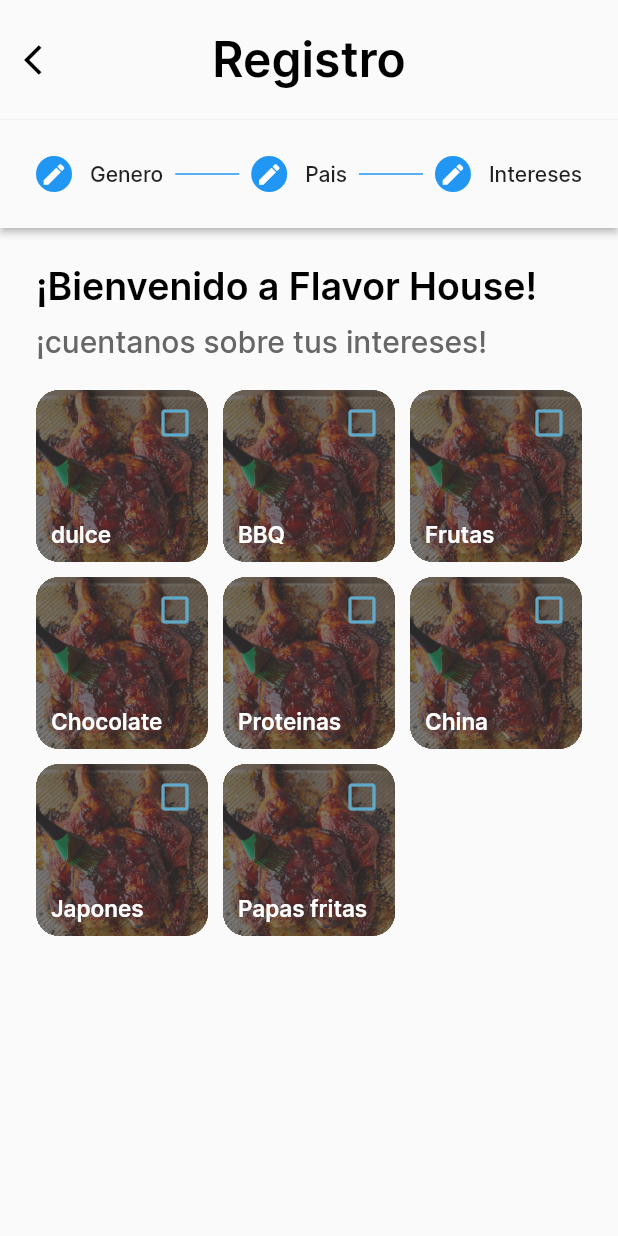
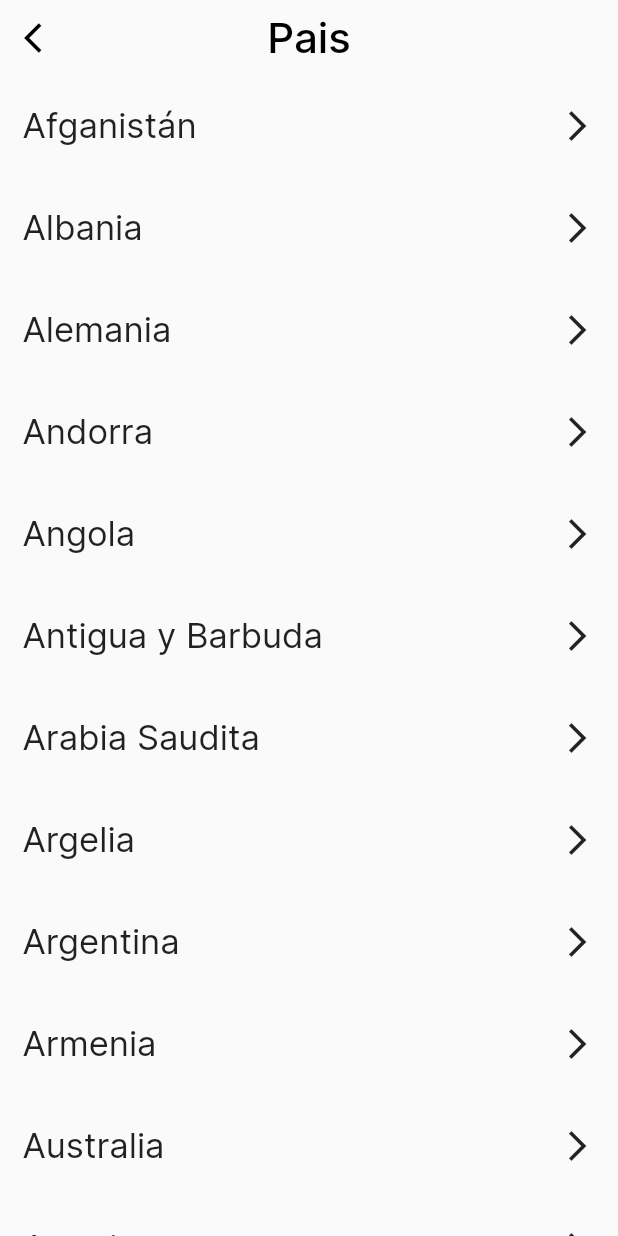
Before and after one commit to Kev2000-Github/Flavor_House, a Flutter app: the RegisterTwoScreen screen opened directly, after a tap on "Hombre", after a tap on "Country", on a phone screen of 412 x 824 dp. Run offline on Flutter 3.47's test engine with Material 2 defaults, Android fonts, the phone set to English and light mode, and no system bars; our stand-ins replace dartz, equatable, flutter_svg, image_picker, like_button, shared_preferences and 2 more; accounts and stored records are empty.

Commit message:
feat: add select country screen

```diff
--- a/lib/common/constants/routes.dart
+++ b/lib/common/constants/routes.dart
@@ -9,5 +9,6 @@ String other_user_profile = "/friend_profile";
 String forgotpassword = "/forgot_password";
 String forgot_password_code = "/forgot_password_code";
 String forgot_password_new = "/forgot_password_new";
-String edit_profile = "/edit-profile";
-String change_password = "/change-password";
+String edit_profile = "/edit_profile";
+String change_password = "/change_password";
+String select_country = "/select_country";
--- a/lib/common/routes/route_generator.dart
+++ b/lib/common/routes/route_generator.dart
@@ -12,6 +12,7 @@ import 'package:flavor_house/common/routes/router_register_two.dart';
 import 'package:flavor_house/common/routes/router_welcome.dart';
 import 'package:flavor_house/common/routes/router_change_password.dart';
 import 'package:flavor_house/common/routes/router_edit_profile.dart';
+import 'package:flavor_house/common/routes/select_country.dart';
 import 'package:flutter/material.dart';
 
 class RouteGenerator {
@@ -29,7 +30,9 @@ class RouteGenerator {
       ForgotPasswordRoute(),
       ForgotPasswordCodeRoute(),
       ForgotPasswordNewRoute(),
-      EditProfileRoute(), ChangePasswordRoute()
+      EditProfileRoute(),
+      ChangePasswordRoute(),
+      SelectCountryRoute()
     ];
     for (IRoute router in routes) {
       if (settings.name != router.route) continue;
--- /dev/null
+++ b/lib/common/routes/select_country.dart
@@ -0,0 +1,25 @@
+import 'package:flavor_house/common/routes/router.dart';
+import 'package:flavor_house/screens/register/select_country.dart';
+import 'package:flutter/material.dart';
+import 'package:flutter/src/widgets/navigator.dart';
+
+import '../../screens/welcome/welcome.dart';
+import '../constants/routes.dart' as routes;
+
+class SelectCountryRoute implements IRoute{
+  final String _route = routes.select_country;
+
+  @override
+  Route getRoute(Object? args) {
+    return MaterialPageRoute(builder: (_) => const SelectCountryScreen());
+  }
+
+  @override
+  void validate(Object? args) {
+
+  }
+
+  @override
+  String get route => _route;
+
+}
--- /dev/null
+++ b/lib/models/country.dart
@@ -0,0 +1,20 @@
+
+
+import 'package:equatable/equatable.dart';
+
+class Country extends Equatable {
+  final String id;
+  final String name;
+
+  Country(this.id, this.name);
+
+  @override
+  List<Object> get props => [id, name];
+
+  factory Country.fromJson(Map<String, dynamic> json){
+    return Country(
+        json['id'],
+        json['name'],
+    );
+  }
+}
--- /dev/null
+++ b/lib/screens/register/select_country.dart
@@ -0,0 +1,86 @@
+import 'package:flavor_house/common/error/failures.dart';
+import 'package:flavor_house/models/country.dart';
+import 'package:flavor_house/services/register/dummy_register_step_two_service.dart';
+import 'package:flavor_house/services/register/register_step_two_service.dart';
+import 'package:flutter/cupertino.dart';
+import 'package:flutter/material.dart';
+import 'package:dartz/dartz.dart' as dartz;
+
+import '../../utils/colors.dart';
+
+class SelectCountryScreen extends StatefulWidget {
+  const SelectCountryScreen({super.key});
+
+  @override
+  State<SelectCountryScreen> createState() => _SelectCountryScreenState();
+}
+
+class _SelectCountryScreenState extends State<SelectCountryScreen> {
+  List<Country> countries = [];
+
+  void getCountries() async {
+    RegisterStepTwo registerService = DummyRegisterStepTwo();
+    dartz.Either<Failure, List<Country>> result =
+    await registerService.getCountries();
+    result.fold((l) => null, (List<Country> countries) {
+      setState(() {
+        this.countries = countries;
+      });
+    });
+  }
+
+  @override
+  void initState() {
+    super.initState();
+    getCountries();
+  }
+
+  @override
+  Widget build(BuildContext context) {
+    return Scaffold(
+      extendBodyBehindAppBar: true,
+      appBar: PreferredSize(
+          preferredSize: const Size.fromHeight(50),
+          child: AppBar(
+            flexibleSpace: Container(),
+            backgroundColor: Colors.transparent,
+            elevation: 0,
+            centerTitle: true,
+            title: const Text(
+              "Pais",
+              style: TextStyle(
+                  color: blackColor, fontSize: 28, fontWeight: FontWeight.w500),
+            ),
+            leading: IconButton(
+                onPressed: () {
+                  Navigator.pop(context);
+                },
+                icon: const Icon(Icons.arrow_back_ios, size: 24,color: blackColor,)),
+          )
+      ),
+      body: SafeArea(
+        child: SingleChildScrollView(
+          child: Column(
+            children: List.generate(countries.length, (index) => InkWell(
+                onTap: () {
+                  Navigator.of(context).pop(countries[index].id);
+                },
+                child: Container(
+                    padding: const EdgeInsets.symmetric(horizontal: 15, vertical: 20),
+                    child: Row(
+                        children: [
+                          Text(countries[index].name, style: const TextStyle(
+                              fontSize: 23
+                          ),),
+                          const Spacer(),
+                          const Icon(Icons.arrow_forward_ios)
+                        ]
+                    )
+                )
+            )),
+          ),
+        )
+      ),
+    );
+  }
+}
--- a/lib/screens/register/step_two_country.dart
+++ b/lib/screens/register/step_two_country.dart
@@ -1,26 +1,28 @@
-
-
-import 'package:flutter/cupertino.dart';
+import 'package:flavor_house/common/constants/routes.dart' as routes;
 import 'package:flutter/material.dart';
 
 import '../../utils/colors.dart';
 
 class StepCountry extends StatelessWidget {
   final Function(String) onCountrySelect;
-  const StepCountry({Key? key, required this.onCountrySelect}) : super(key: key);
+  const StepCountry({Key? key, required this.onCountrySelect})
+      : super(key: key);
 
   @override
   Widget build(BuildContext context) {
-    return Container(
+    return SizedBox(
         width: double.infinity,
         child: ListTile(
-          title: Text("Country", style: TextStyle(
-              color: gray04Color, fontSize: 22, fontWeight: FontWeight.w500)),
-          trailing: Icon(Icons.keyboard_arrow_right, size: 20),
-          onTap: () {
-            onCountrySelect("a");
+          title: const Text("Country",
+              style: TextStyle(
+                  color: gray04Color,
+                  fontSize: 22,
+                  fontWeight: FontWeight.w500)),
+          trailing: const Icon(Icons.keyboard_arrow_right, size: 20),
+          onTap: () async {
+            final selectedCountryId = await Navigator.of(context).pushNamed(routes.select_country);
+            onCountrySelect(selectedCountryId as String);
           },
-        )
-    );
+        ));
   }
 }
--- a/lib/services/register/dummy_register_step_two_service.dart
+++ b/lib/services/register/dummy_register_step_two_service.dart
@@ -1,6 +1,7 @@
 
 import 'package:dartz/dartz.dart';
 import 'package:flavor_house/common/error/failures.dart';
+import 'package:flavor_house/models/country.dart';
 import 'package:flavor_house/models/user/user.dart';
 import 'package:flavor_house/services/register/register_step_two_service.dart';
 
@@ -39,4 +40,51 @@ class DummyRegisterStepTwo implements RegisterStepTwo {
     ];
     return Right(interests);
   }
+
+  @override
+  Future<Either<Failure, List<Country>>> getCountries() async {
+    List<Country> countries = [
+      Country("1", "Afganistán"),
+      Country("2", "Albania"),
+      Country("3", "Alemania"),
+      Country("4", "Andorra"),
+      Country("5", "Angola"),
+      Country("6", "Antigua y Barbuda"),
+      Country("7", "Arabia Saudita"),
+      Country("8", "Argelia"),
+      Country("9", "Argentina"),
+      Country("10", "Armenia"),
+      Country("11", "Australia"),
+      Country("12", "Austria"),
+      Country("13", "Azerbaiyán"),
+      Country("14", "Bahamas"),
+      Country("15", "Bahrein"),
+      Country("16", "Bangladesh"),
+      Country("17", "Barbados"),
+      Country("18", "Bélgica"),
+      Country("19", "Belice"),
+      Country("20", "Benín"),
+      Country("21", "Bhután"),
+      Country("22", "Bolivia"),
+      Country("23", "Bosnia y Herzegovina"),
+      Country("24", "Botsuana"),
+      Country("25", "Brasil"),
+      Country("26", "Brunéi"),
+      Country("27", "Bulgaria"),
+      Country("28", "Burkina Faso"),
+      Country("29", "Burundi"),
+      Country("30", "Cabo Verde"),
+      Country("31", "Camboya"),
+      Country("32", "Camerún"),
+      Country("33", "Canada"),
+      Country("34", "Chad"),
+      Country("35", "Chile"),
+      Country("36", "China"),
+      Country("37", "Chipre"),
+      Country("38", "Colombia"),
+      Country("39", "Costa Rica"),
+      Country("40", "Croacia")
+    ];
+    return Right(countries);
+  }
 }
--- a/lib/services/register/register_step_two_service.dart
+++ b/lib/services/register/register_step_two_service.dart
@@ -4,7 +4,10 @@ import 'package:flavor_house/common/error/failures.dart';
 import 'package:flavor_house/models/interest.dart';
 import 'package:flavor_house/models/user/user.dart';
 
+import '../../models/country.dart';
+
 abstract class RegisterStepTwo {
   Future<Either<Failure, User>> registerAdditionalInfo(String countryId, String? genderId, List<String> interests);
   Future<Either<Failure, List<Interest>>> getInterests();
+  Future<Either<Failure, List<Country>>> getCountries();
 }
```
